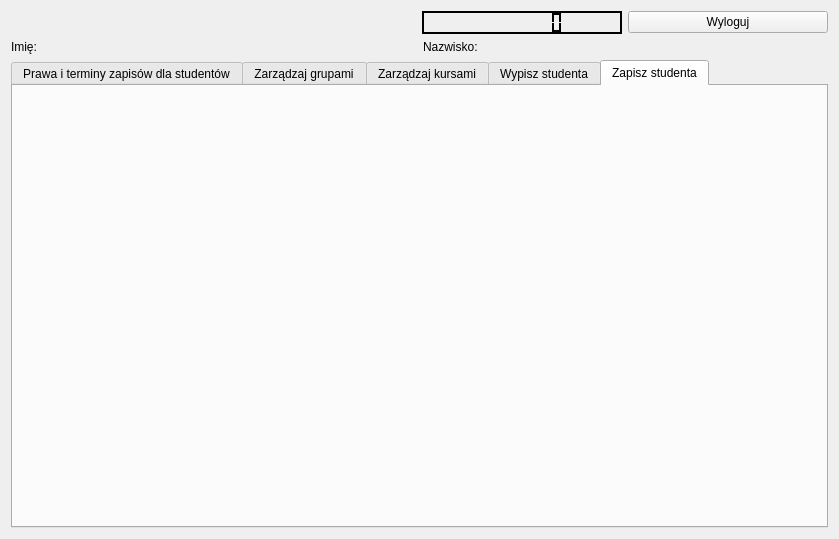
pmazurek300/QtDatabase, file qtdatabase/prowadzacyokno.ui: the form before one commit.
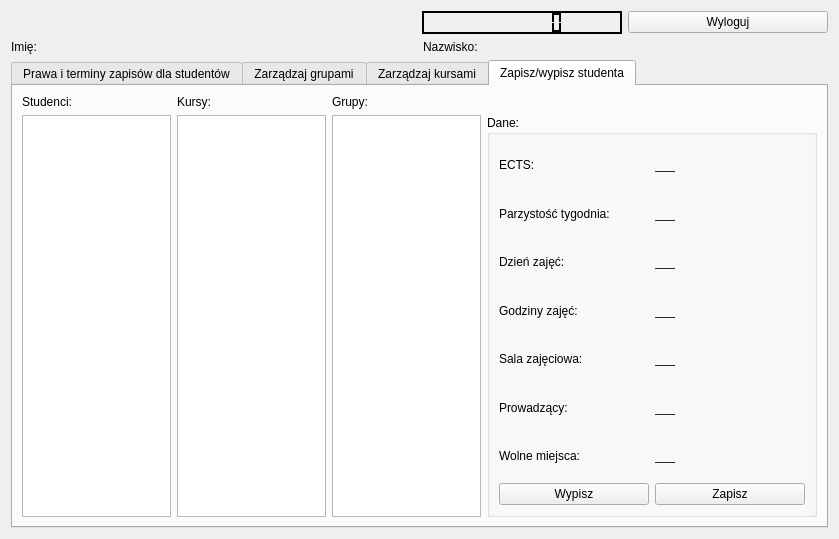
The form after the commit. The open tabs and pages were chosen to show the change.

Commit message: dodane wypisz/zapisz

```diff
--- a/qtdatabase/prowadzacyokno.ui
+++ b/qtdatabase/prowadzacyokno.ui
@@ -1022,15 +1022,253 @@
          <string>Zarządzaj kursami</string>
         </attribute>
        </widget>
-       <widget class="QWidget" name="studentout">
-        <attribute name="title">
-         <string>Wypisz studenta</string>
-        </attribute>
-       </widget>
        <widget class="QWidget" name="studentin">
         <attribute name="title">
-         <string>Zapisz studenta</string>
+         <string>Zapisz/wypisz studenta</string>
         </attribute>
+        <layout class="QGridLayout" name="gridLayout_9">
+         <item row="0" column="0">
+          <widget class="QLabel" name="label_18">
+           <property name="text">
+            <string>Studenci:</string>
+           </property>
+          </widget>
+         </item>
+         <item row="0" column="2">
+          <widget class="QLabel" name="label_16">
+           <property name="text">
+            <string>Grupy:</string>
+           </property>
+          </widget>
+         </item>
+         <item row="1" column="2">
+          <widget class="QListWidget" name="grupy_zapisz">
+           <property name="maximumSize">
+            <size>
+             <width>300</width>
+             <height>16777215</height>
+            </size>
+           </property>
+          </widget>
+         </item>
+         <item row="1" column="1">
+          <widget class="QListWidget" name="kursy_zapisz">
+           <property name="maximumSize">
+            <size>
+             <width>300</width>
+             <height>16777215</height>
+            </size>
+           </property>
+          </widget>
+         </item>
+         <item row="1" column="0">
+          <widget class="QListWidget" name="studenci_zapisz">
+           <property name="maximumSize">
+            <size>
+             <width>300</width>
+             <height>16777215</height>
+            </size>
+           </property>
+          </widget>
+         </item>
+         <item row="1" column="4">
+          <widget class="QGroupBox" name="groupBox_6">
+           <property name="title">
+            <string>Dane:</string>
+           </property>
+           <layout class="QGridLayout" name="gridLayout_10">
+            <item row="5" column="0">
+             <widget class="QLabel" name="label_23">
+              <property name="maximumSize">
+               <size>
+                <width>160</width>
+                <height>16777215</height>
+               </size>
+              </property>
+              <property name="text">
+               <string>Sala zajęciowa:</string>
+              </property>
+             </widget>
+            </item>
+            <item row="7" column="0">
+             <widget class="QLabel" name="label_20">
+              <property name="maximumSize">
+               <size>
+                <width>160</width>
+                <height>16777215</height>
+               </size>
+              </property>
+              <property name="text">
+               <string>Wolne miejsca:</string>
+              </property>
+             </widget>
+            </item>
+            <item row="1" column="0">
+             <widget class="QLabel" name="label_21">
+              <property name="maximumSize">
+               <size>
+                <width>160</width>
+                <height>16777215</height>
+               </size>
+              </property>
+              <property name="text">
+               <string>Parzystość tygodnia:</string>
+              </property>
+             </widget>
+            </item>
+            <item row="2" column="1">
+             <widget class="QLabel" name="dzien_zajec_zapisz">
+              <property name="text">
+               <string>___</string>
+              </property>
+             </widget>
+            </item>
+            <item row="0" column="0">
+             <widget class="QLabel" name="label_19">
+              <property name="maximumSize">
+               <size>
+                <width>160</width>
+                <height>16777215</height>
+               </size>
+              </property>
+              <property name="text">
+               <string>ECTS:</string>
+              </property>
+             </widget>
+            </item>
+            <item row="1" column="1">
+             <widget class="QLabel" name="parzystosc_zapisz">
+              <property name="text">
+               <string>___</string>
+              </property>
+             </widget>
+            </item>
+            <item row="6" column="0">
+             <widget class="QLabel" name="label_27">
+              <property name="maximumSize">
+               <size>
+                <width>160</width>
+                <height>16777215</height>
+               </size>
+              </property>
+              <property name="text">
+               <string>Prowadzący:</string>
+              </property>
+             </widget>
+            </item>
+            <item row="5" column="1">
+             <widget class="QLabel" name="sala_zajeciowa_zapisz">
+              <property name="text">
+               <string>___</string>
+              </property>
+             </widget>
+            </item>
+            <item row="2" column="0">
+             <widget class="QLabel" name="label_22">
+              <property name="maximumSize">
+               <size>
+                <width>160</width>
+                <height>16777215</height>
+               </size>
+              </property>
+              <property name="text">
+               <string>Dzień zajęć:</string>
+              </property>
+             </widget>
+            </item>
+            <item row="6" column="1">
+             <widget class="QLabel" name="prowadzacy_zapisz">
+              <property name="text">
+               <string>___</string>
+              </property>
+             </widget>
+            </item>
+            <item row="7" column="1">
+             <widget class="QLabel" name="wolne_miejsca_zapisz">
+              <property name="text">
+               <string>___</string>
+              </property>
+             </widget>
+            </item>
+            <item row="4" column="1">
+             <widget class="QLabel" name="godziny_zajec_zapisz">
+              <property name="text">
+               <string>___</string>
+              </property>
+             </widget>
+            </item>
+            <item row="0" column="1">
+             <widget class="QLabel" name="ects_zapisz">
+              <property name="text">
+               <string>___</string>
+              </property>
+             </widget>
+            </item>
+            <item row="4" column="0">
+             <widget class="QLabel" name="label_25">
+              <property name="maximumSize">
+               <size>
+                <width>160</width>
+                <height>16777215</height>
+               </size>
+              </property>
+              <property name="text">
+               <string>Godziny zajęć:</string>
+              </property>
+             </widget>
+            </item>
+            <item row="8" column="1">
+             <widget class="QPushButton" name="zapisz_zapisz">
+              <property name="minimumSize">
+               <size>
+                <width>150</width>
+                <height>0</height>
+               </size>
+              </property>
+              <property name="maximumSize">
+               <size>
+                <width>150</width>
+                <height>16777215</height>
+               </size>
+              </property>
+              <property name="text">
+               <string>Zapisz</string>
+              </property>
+             </widget>
+            </item>
+            <item row="8" column="0">
+             <widget class="QPushButton" name="wypisz_zapisz">
+              <property name="enabled">
+               <bool>true</bool>
+              </property>
+              <property name="minimumSize">
+               <size>
+                <width>150</width>
+                <height>0</height>
+               </size>
+              </property>
+              <property name="maximumSize">
+               <size>
+                <width>150</width>
+                <height>16777215</height>
+               </size>
+              </property>
+              <property name="text">
+               <string>Wypisz</string>
+              </property>
+             </widget>
+            </item>
+           </layout>
+          </widget>
+         </item>
+         <item row="0" column="1">
+          <widget class="QLabel" name="label_17">
+           <property name="text">
+            <string>Kursy:</string>
+           </property>
+          </widget>
+         </item>
+        </layout>
        </widget>
       </widget>
      </item>
```
Left out of the diff: 319 changed lines with no effect on the pictures. The commit also changes 4 other files.
